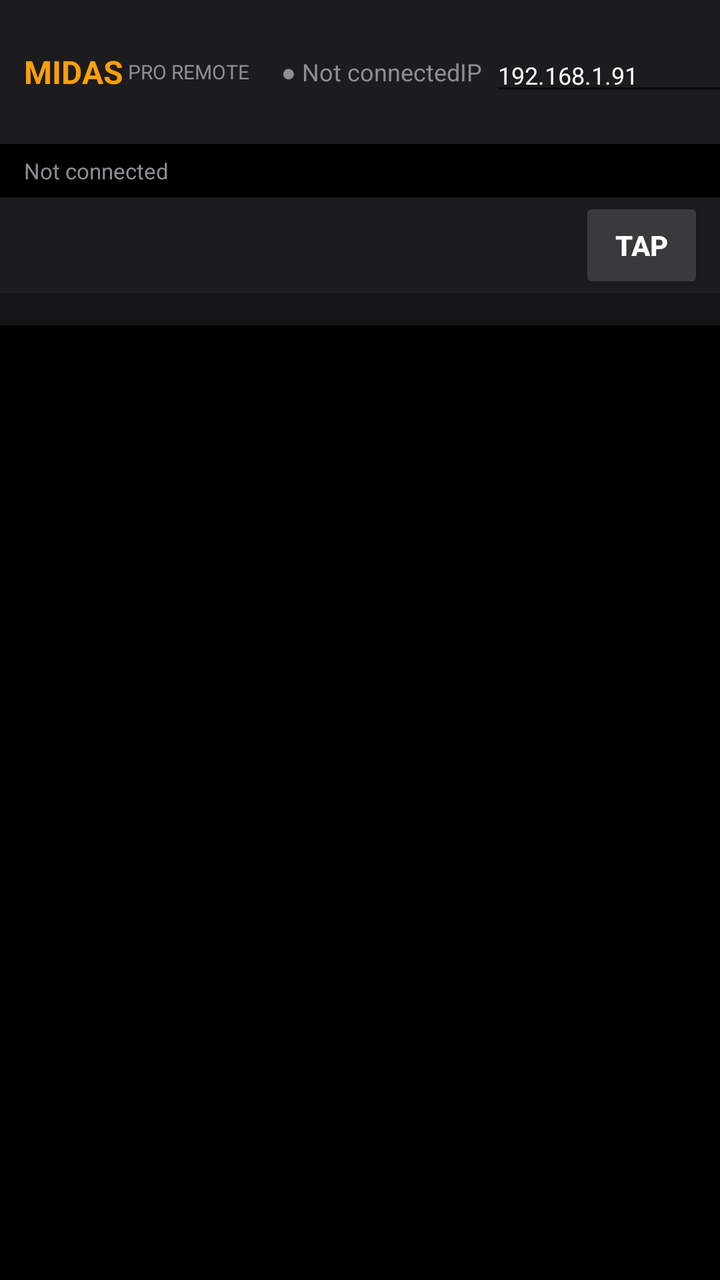
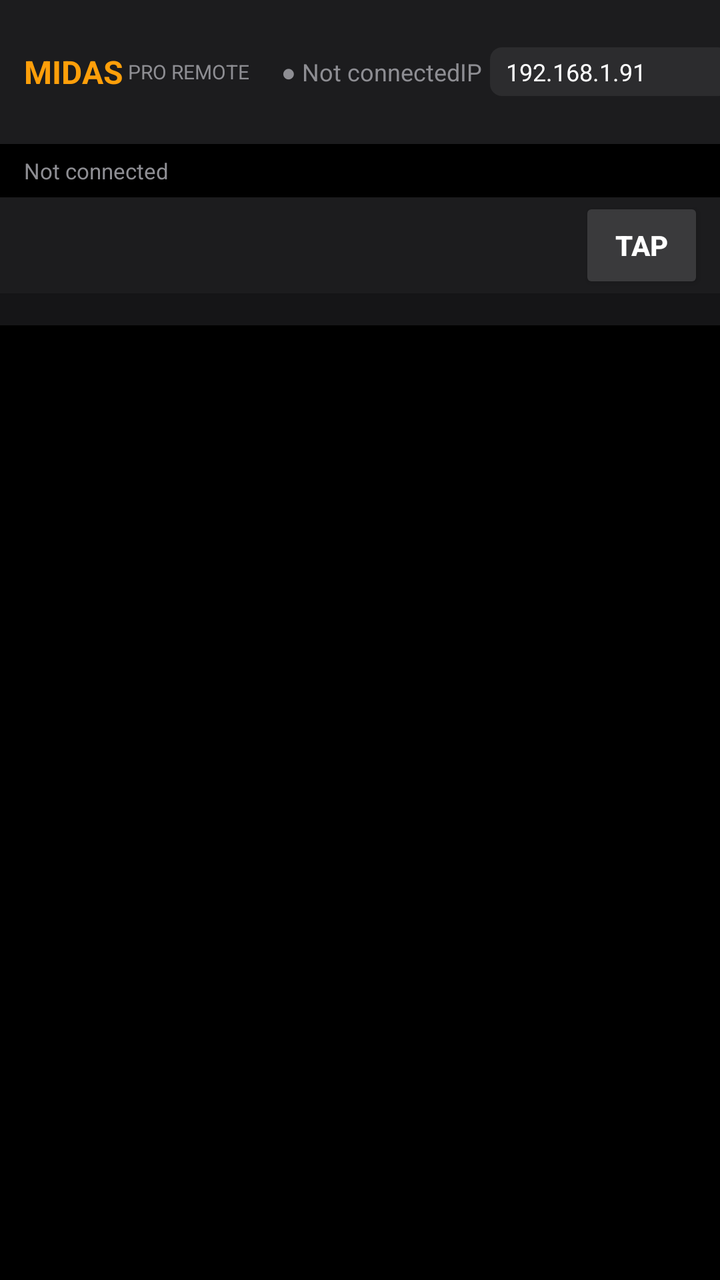

Two renders of the same Android screen: before a commit and after it. Below are the layout's source before the change and the commit's diff.
<!-- AndroidManifest.xml: application theme Theme.AppCompat.DayNight -->
<!-- res/layout/activity_main.xml -->
<?xml version="1.0" encoding="utf-8"?>
<FrameLayout xmlns:android="http://schemas.android.com/apk/res/android"
    android:layout_width="match_parent"
    android:layout_height="match_parent"
    android:fitsSystemWindows="true">

<LinearLayout
    android:layout_width="match_parent"
    android:layout_height="match_parent"
    android:orientation="vertical"
    android:background="#000000">

    
    <HorizontalScrollView
        android:layout_width="match_parent"
        android:layout_height="wrap_content"
        android:scrollbars="none">

    <LinearLayout
        android:layout_width="wrap_content"
        android:layout_height="wrap_content"
        android:orientation="horizontal"
        android:background="#1c1c1e"
        android:padding="@dimen/top_bar_padding"
        android:gravity="center_vertical">

        <TextView
            android:layout_width="wrap_content"
            android:layout_height="wrap_content"
            android:text="MIDAS"
            android:textColor="#ff9f0a"
            android:textStyle="bold"
            android:textSize="16sp" />

        <TextView
            android:layout_width="wrap_content"
            android:layout_height="wrap_content"
            android:text=" PRO REMOTE"
            android:textColor="#8e8e93"
            android:textSize="10sp"
            android:layout_marginEnd="16dp" />

        <TextView
            android:id="@+id/textConnectionStatus"
            android:layout_width="wrap_content"
            android:layout_height="wrap_content"
            android:text="● Not connected"
            android:textColor="#8e8e93"
            android:textSize="12sp"
            android:layout_weight="1" />

        
        <Button
            android:id="@+id/btnChangeConnection"
            android:layout_width="wrap_content"
            android:layout_height="wrap_content"
            android:text="Change"
            android:textSize="11sp"
            android:backgroundTint="#3a3a3c"
            android:textColor="#ffffff"
            android:visibility="gone" />

        <LinearLayout
            android:id="@+id/containerConnectForm"
            android:layout_width="wrap_content"
            android:layout_height="wrap_content"
            android:orientation="horizontal"
            android:gravity="center_vertical">

        <TextView
            android:layout_width="wrap_content"
            android:layout_height="wrap_content"
            android:text="IP"
            android:textColor="#8e8e93"
            android:textSize="12sp"
            android:layout_marginEnd="4dp" />

        <EditText
            android:id="@+id/editHost"
            android:layout_width="120dp"
            android:layout_height="wrap_content"
            android:inputType="text"
            android:text="192.168.1.91"
            android:textColor="#ffffff"
            android:textSize="12sp" />

        <TextView
            android:layout_width="wrap_content"
            android:layout_height="wrap_content"
            android:text="Port"
            android:textColor="#8e8e93"
            android:textSize="12sp"
            android:layout_marginStart="12dp"
            android:layout_marginEnd="4dp" />

        <EditText
            android:id="@+id/editPort"
            android:layout_width="60dp"
            android:layout_height="wrap_content"
            android:inputType="number"
            android:text="10000"
            android:textColor="#ffffff"
            android:textSize="12sp" />

        <Button
            android:id="@+id/btnConnect"
            android:layout_width="wrap_content"
            android:layout_height="wrap_content"
            android:layout_marginStart="12dp"
            android:text="Connect"
            android:backgroundTint="#ff9f0a"
            android:textColor="#000000" />
        </LinearLayout>
    </LinearLayout>

    </HorizontalScrollView>

    <TextView
        android:id="@+id/textStatus"
        android:layout_width="match_parent"
        android:layout_height="wrap_content"
        android:background="#000000"
        android:paddingStart="12dp"
        android:paddingEnd="12dp"
        android:paddingTop="@dimen/status_text_v_padding"
        android:paddingBottom="@dimen/status_text_v_padding"
        android:text="Not connected"
        android:textColor="#8e8e93"
        android:textSize="11sp" />

    
    <LinearLayout
        android:layout_width="match_parent"
        android:layout_height="wrap_content"
        android:orientation="horizontal"
        android:background="#1c1c1e">

        <HorizontalScrollView
            android:layout_width="0dp"
            android:layout_height="wrap_content"
            android:layout_weight="1"
            android:scrollbars="none">

            <LinearLayout
                android:id="@+id/modeButtonsRow"
                android:layout_width="wrap_content"
                android:layout_height="wrap_content"
                android:orientation="horizontal"
                android:padding="@dimen/bank_row_padding" />
        </HorizontalScrollView>

        <Button
            android:id="@+id/btnGlobalTap"
            android:layout_width="wrap_content"
            android:layout_height="wrap_content"
            android:layout_marginEnd="8dp"
            android:layout_gravity="center_vertical"
            android:minWidth="0dp"
            android:paddingStart="18dp"
            android:paddingEnd="18dp"
            android:text="TAP"
            android:textStyle="bold"
            android:textColor="#ffffff"
            android:backgroundTint="#3a3a3c" />
    </LinearLayout>

    
    <HorizontalScrollView
        android:id="@+id/bankButtonsScroll"
        android:layout_width="match_parent"
        android:layout_height="wrap_content"
        android:scrollbars="none"
        android:background="#151517">

        <LinearLayout
            android:id="@+id/bankButtonsRow"
            android:layout_width="wrap_content"
            android:layout_height="wrap_content"
            android:orientation="horizontal"
            android:padding="@dimen/bank_row_padding" />
    </HorizontalScrollView>

    <HorizontalScrollView
        android:layout_width="match_parent"
        android:layout_height="0dp"
        android:layout_weight="1"
        android:background="#000000">

        <FrameLayout
            android:layout_width="wrap_content"
            android:layout_height="match_parent">

            <LinearLayout
                android:id="@+id/containerChannels"
                android:layout_width="wrap_content"
                android:layout_height="match_parent"
                android:orientation="horizontal"
                android:paddingStart="4dp"
                android:paddingEnd="4dp" />

            
            <LinearLayout
                android:id="@+id/containerMaster"
                android:layout_width="wrap_content"
                android:layout_height="match_parent"
                android:orientation="horizontal"
                android:paddingStart="4dp"
                android:paddingEnd="4dp"
                android:visibility="gone" />

            
            <LinearLayout
                android:id="@+id/containerAux"
                android:layout_width="wrap_content"
                android:layout_height="match_parent"
                android:orientation="horizontal"
                android:paddingStart="4dp"
                android:paddingEnd="4dp"
                android:visibility="gone" />

            
            <LinearLayout
                android:id="@+id/containerAuxBus"
                android:layout_width="wrap_content"
                android:layout_height="match_parent"
                android:orientation="horizontal"
                android:paddingStart="4dp"
                android:paddingEnd="4dp"
                android:visibility="gone" />

            
            <LinearLayout
                android:id="@+id/containerVca"
                android:layout_width="wrap_content"
                android:layout_height="match_parent"
                android:orientation="horizontal"
                android:paddingStart="4dp"
                android:paddingEnd="4dp"
                android:visibility="gone" />

            
            <LinearLayout
                android:id="@+id/containerMainOuts"
                android:layout_width="wrap_content"
                android:layout_height="match_parent"
                android:orientation="horizontal"
                android:paddingStart="4dp"
                android:paddingEnd="4dp"
                android:visibility="gone" />
        </FrameLayout>
    </HorizontalScrollView>

</LinearLayout>

    
    <FrameLayout
        android:id="@+id/channelDetailContainer"
        android:layout_width="match_parent"
        android:layout_height="match_parent"
        android:visibility="gone" />

</FrameLayout>
<!-- resources referenced by this layout -->
<resources>
  <dimen name="bank_row_padding">8dp</dimen>
  <dimen name="status_text_v_padding">6dp</dimen>
  <dimen name="top_bar_padding">12dp</dimen>
</resources>

<!-- the commit's change to res/layout/activity_main.xml (unified diff, before → after) -->
@@ -54,6 +54,7 @@
             android:id="@+id/btnChangeConnection"
             android:layout_width="wrap_content"
             android:layout_height="wrap_content"
+            android:background="@drawable/console_button_background"
             android:text="Change"
             android:textSize="11sp"
             android:backgroundTint="#3a3a3c"
@@ -79,6 +80,11 @@
             android:id="@+id/editHost"
             android:layout_width="120dp"
             android:layout_height="wrap_content"
+            android:background="@drawable/console_input_background"
+            android:paddingStart="8dp"
+            android:paddingEnd="8dp"
+            android:paddingTop="4dp"
+            android:paddingBottom="4dp"
             android:inputType="text"
             android:text="192.168.1.91"
             android:textColor="#ffffff"
@@ -97,6 +103,11 @@
             android:id="@+id/editPort"
             android:layout_width="60dp"
             android:layout_height="wrap_content"
+            android:background="@drawable/console_input_background"
+            android:paddingStart="8dp"
+            android:paddingEnd="8dp"
+            android:paddingTop="4dp"
+            android:paddingBottom="4dp"
             android:inputType="number"
             android:text="10000"
             android:textColor="#ffffff"
@@ -107,6 +118,7 @@
             android:layout_width="wrap_content"
             android:layout_height="wrap_content"
             android:layout_marginStart="12dp"
+            android:background="@drawable/console_button_background"
             android:text="Connect"
             android:backgroundTint="#ff9f0a"
             android:textColor="#000000" />
<!-- resource entries referenced after the edit -->
@@ -3,5 +3,17 @@
   <dimen name="bank_row_padding">8dp</dimen>
   <dimen name="status_text_v_padding">6dp</dimen>
   <dimen name="top_bar_padding">12dp</dimen>
+  <!-- drawable console_button_background (drawable) -->
+  <?xml version="1.0" encoding="utf-8"?>
+  <shape xmlns:android="http://schemas.android.com/apk/res/android">
+      <solid android:color="#3a3a3c" />
+      <corners android:radius="8dp" />
+  </shape>
+  <!-- drawable console_input_background (drawable) -->
+  <?xml version="1.0" encoding="utf-8"?>
+  <shape xmlns:android="http://schemas.android.com/apk/res/android">
+      <solid android:color="#2c2c2e" />
+      <corners android:radius="6dp" />
+  </shape>
 </resources>
 
